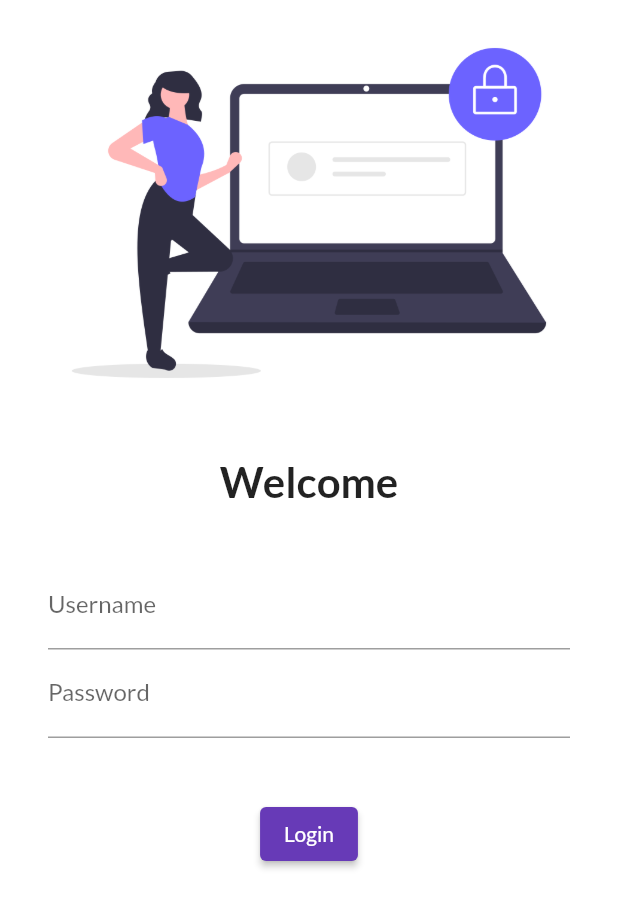
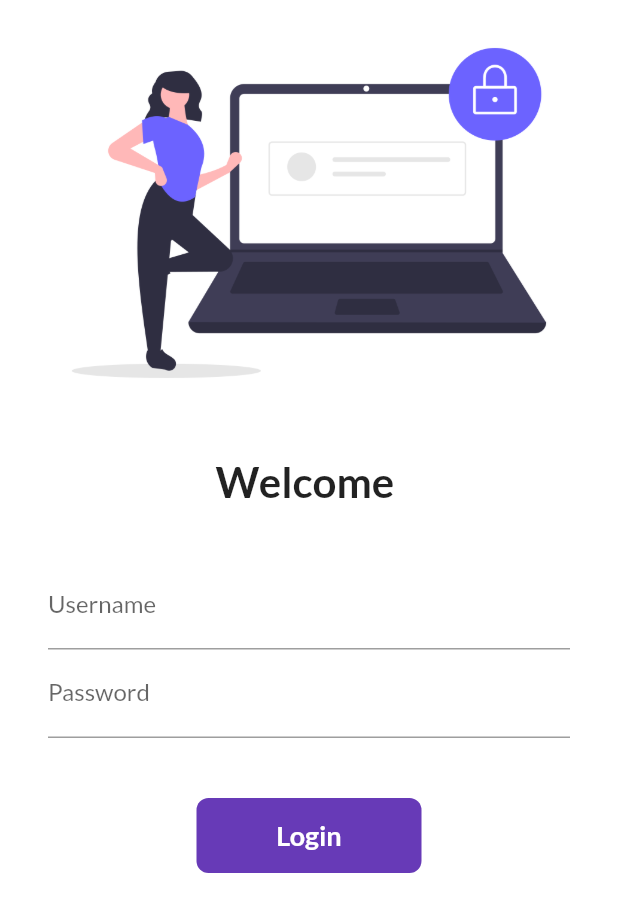
Before and after one commit to ameya-03/flutter_as_beginner, a Flutter app: the screen it shows after launch, on a phone screen of 412 x 824 dp. Shown: the top 912 px of the screen. Run offline on Flutter 3.47's test engine with Material 2 defaults, Android fonts, the phone set to English and light mode, and no system bars; our stand-ins replace google_fonts.

Commit message:
Day6 Completed

```diff
--- a/lib/pages/loginpage.dart
+++ b/lib/pages/loginpage.dart
@@ -4,9 +4,16 @@
 
 import '../utils/routes.dart';
 
-class LoginPage extends StatelessWidget {
+class LoginPage extends StatefulWidget {
   const LoginPage({super.key});
 
+  @override
+  State<LoginPage> createState() => _LoginPageState();
+}
+
+class _LoginPageState extends State<LoginPage> {
+  String name = "";
+  bool changeButton = false;
   @override
   Widget build(BuildContext context) {
     return Material(
@@ -23,7 +30,7 @@
                 height: 20.0,
               ),
               Text(
-                "Welcome",
+                "Welcome $name",
                 style: TextStyle(fontSize: 28, fontWeight: FontWeight.bold),
               ),
               SizedBox(
@@ -36,6 +43,10 @@
                     TextFormField(
                       decoration: InputDecoration(
                           hintText: "Enter Username", labelText: "Username"),
+                      onChanged: (value) {
+                        name = value;
+                        setState(() {});
+                      },
                     ),
                     TextFormField(
                       obscureText: true,
@@ -45,17 +56,54 @@
                     SizedBox(
                       height: 40.0,
                     ),
-                    ElevatedButton(
-                      onPressed: () {
-                        // ignore: avoid_print
+                    InkWell(
+                      onTap: () async {
+                        setState(() {
+                          changeButton = true;
+                        });
+                        await Future.delayed(Duration(seconds: 1));
+                        // ignore: use_build_context_synchronously
                         Navigator.pushNamed(context, MyRoutes.homeRoute);
                       },
-                      // ignore: sort_child_properties_last
-                      child: Text(
-                        "Login",
+                      child: AnimatedContainer(
+                        height: 50,
+                        duration: Duration(seconds: 1),
+                        width: changeButton ? 50 : 150,
+                        alignment: Alignment.center,
+                        // ignore: sort_child_properties_last
+                        child: changeButton
+                            ? Icon(
+                                Icons.done,
+                                color: Colors.white,
+                              )
+                            : Text(
+                                "Login",
+                                style: TextStyle(
+                                    fontSize: 18,
+                                    color: Colors.white,
+                                    fontWeight: FontWeight.bold),
+                              ),
+                        decoration: BoxDecoration(
+                          color: Colors.deepPurple,
+                          // shape: changeButton
+                          //     ? BoxShape.circle
+                          //     : BoxShape.rectangle,
+                          borderRadius:
+                              BorderRadius.circular(changeButton ? 50 : 8),
+                        ),
                       ),
-                      style: TextButton.styleFrom(maximumSize: Size(100, 40)),
-                    )
+                    ),
+                    // ElevatedButton(
+                    //   onPressed: () {
+                    //     // ignore: avoid_print
+                    //     Navigator.pushNamed(context, MyRoutes.homeRoute);
+                    //   },
+                    //   // ignore: sort_child_properties_last
+                    //   child: Text(
+                    //     "Login",
+                    //   ),
+                    //   style: TextButton.styleFrom(maximumSize: Size(100, 40)),
+                    // ),
                   ],
                 ),
               )
```
